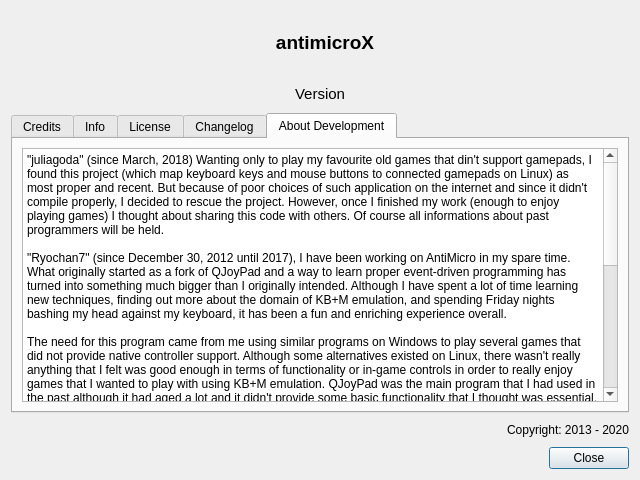
Above: src/aboutdialog.ui from AntiMicroX/antimicrox before the change. Below: the same form after it.
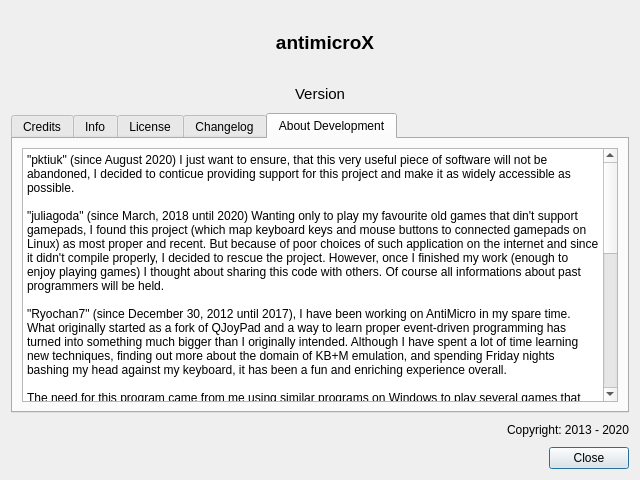
That is the form after the change. Icons and pictures are not drawn.

Commit message: Update About section in about dialog

```diff
--- a/src/aboutdialog.ui
+++ b/src/aboutdialog.ui
@@ -378,7 +378,9 @@
             <bool>true</bool>
            </property>
            <property name="plainText">
-            <string>&quot;juliagoda&quot; (since March, 2018) Wanting only to play my favourite old games that din't support gamepads, I found this project (which map keyboard keys and mouse buttons to connected gamepads on Linux) as most proper and recent. But because of poor choices of such application on the internet and since it didn't compile properly, I decided to rescue the project. However, once I finished my work (enough to enjoy playing games) I thought about sharing this code with others. Of course all informations about past programmers will be held.
+            <string>&quot;pktiuk&quot; (since August 2020) I just want to ensure, that this very useful piece of software will not be abandoned, I decided to conticue providing support for this project and make it as widely accessible as possible.
+
+&quot;juliagoda&quot; (since March, 2018 until 2020) Wanting only to play my favourite old games that din't support gamepads, I found this project (which map keyboard keys and mouse buttons to connected gamepads on Linux) as most proper and recent. But because of poor choices of such application on the internet and since it didn't compile properly, I decided to rescue the project. However, once I finished my work (enough to enjoy playing games) I thought about sharing this code with others. Of course all informations about past programmers will be held.
 
 &quot;Ryochan7&quot; (since December 30, 2012 until 2017), I have been working on AntiMicro in my spare time. What originally started as a fork of QJoyPad and a way to learn proper event-driven programming has turned into something much bigger than I originally intended. Although I have spent a lot of time learning new techniques, finding out more about the domain of KB+M emulation, and spending Friday nights bashing my head against my keyboard, it has been a fun and enriching experience overall.
 
@@ -390,8 +392,10 @@
 
 ---
 
-As of May 24, 2016, this project has moved to https://github.com/AntiMicro/antimicro. As next, project has been continued since 2018 by juliagoda on antimicroX project. Additionally, project management has passed from Travis (Ryochan7) to the AntiMicro organization due to Travis having other interests and priorities.
-</string>
+As of May 24, 2016, this project has moved to https://github.com/AntiMicro/antimicro. 
+Additionally, project management has passed from Travis (Ryochan7) to the AntiMicro organization due to Travis having other interests and priorities.
+As next, project has been continued since 2018 by juliagoda on antimicroX project. 
+Later project has been once more moved to https://github.com/AntiMicroX/antimicroX and it's its maintenance is continued by organisation AntiMicroX created by pktiuk.</string>
            </property>
           </widget>
          </item>
```
Left out of the diff: 4 changed lines with no effect on the pictures.
